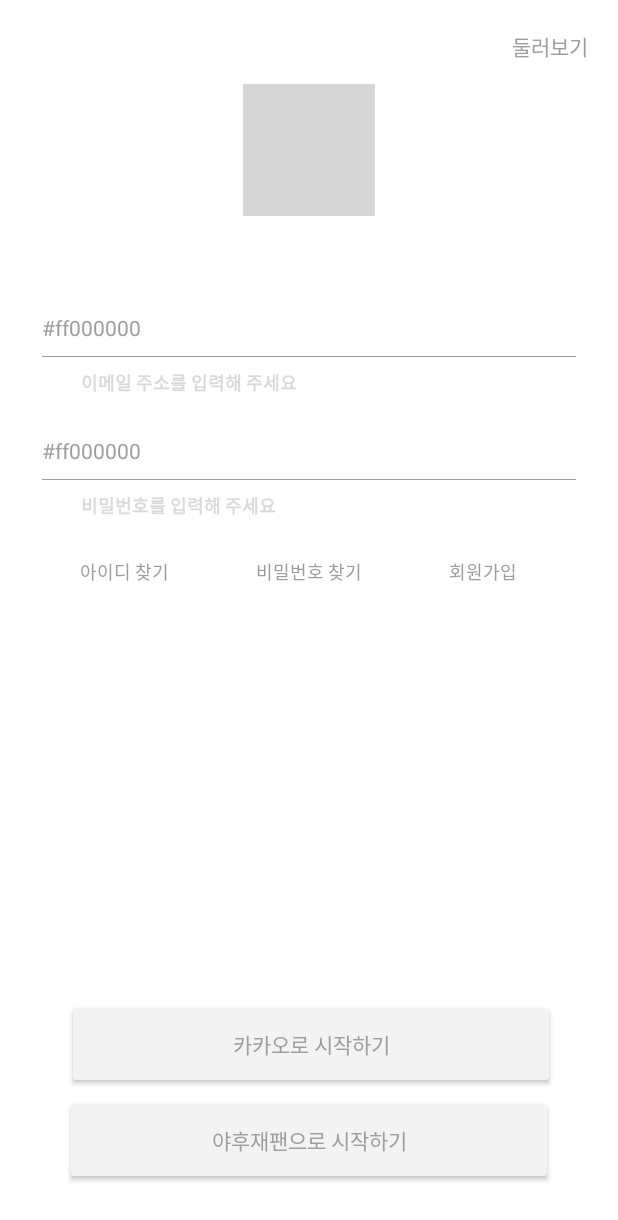
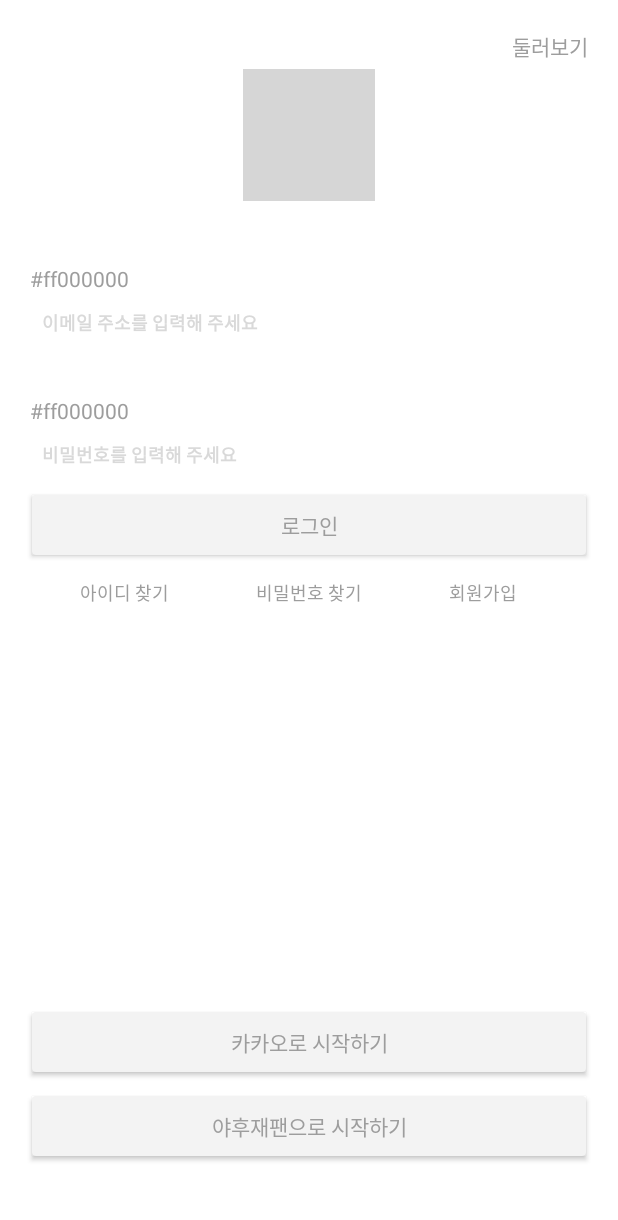
Before and after one commit to Ojongseok/FIKA_Project, an Android app: the screen it shows after launch (LoginActivity), on a phone screen of 412 x 824 dp. Shown: the top 1220 px of the screen. Run offline under Robolectric (Android 15) with nearby library versions, the phone set to English and light mode, and no system bars; grey boxes are pictures that could not be loaded.

Commit message:
8.1 login 수정

```diff
--- a/app/src/main/res/layout/activity_login.xml
+++ b/app/src/main/res/layout/activity_login.xml
@@ -20,7 +20,7 @@
         android:id="@+id/login_logo_iv"
         android:layout_width="88dp"
         android:layout_height="88dp"
-        android:layout_marginTop="56dp"
+        android:layout_marginTop="46dp"
         android:src="@drawable/sample_image"
         app:layout_constraintEnd_toEndOf="parent"
         app:layout_constraintStart_toStartOf="parent"
@@ -30,10 +30,10 @@
     <EditText
         android:id="@+id/login_email_et"
         android:layout_width="0dp"
-        android:layout_height="wrap_content"
-        android:layout_marginTop="64dp"
-        android:layout_marginStart="28dp"
-        android:layout_marginEnd="28dp"
+        android:layout_height="40dp"
+        android:layout_marginTop="32dp"
+        android:layout_marginStart="20dp"
+        android:layout_marginEnd="20dp"
         android:background="@null"
         android:hint="@string/login_email_hint"
         android:textColorHint="@color/login_text"
@@ -43,57 +43,32 @@
         app:layout_constraintEnd_toEndOf="parent"
         app:layout_constraintTop_toBottomOf="@+id/login_logo_iv" />
 
-    <View
-        android:id="@+id/login_email_underscore_view"
-        android:layout_width="0dp"
-        android:layout_height="1px"
-        android:layout_marginTop="8dp"
-        android:background="@color/login_text"
-        app:layout_constraintEnd_toEndOf="@+id/login_email_et"
-        app:layout_constraintStart_toStartOf="@+id/login_email_et"
-        app:layout_constraintTop_toBottomOf="@+id/login_email_et" />
-
     <TextView
         android:id="@+id/login_email_warning_tv"
-        android:layout_width="304dp"
-        android:layout_height="18dp"
+        android:layout_width="0dp"
+        android:layout_height="wrap_content"
         android:text="이메일 주소를 입력해 주세요"
         android:textColor="@color/login_hint"
         android:textSize="12sp"
         android:textStyle="bold"
-        android:layout_marginTop="8dp"
-        android:layout_marginStart="28dp"
-        android:layout_marginEnd="28dp"
-        app:layout_constraintStart_toStartOf="parent"
-        app:layout_constraintEnd_toEndOf="parent"
-        app:layout_constraintTop_toBottomOf="@+id/login_email_underscore_view"/>
+        android:layout_marginStart="8dp"
+        app:layout_constraintStart_toStartOf="@+id/login_email_et"
+        app:layout_constraintTop_toBottomOf="@+id/login_email_et"/>
 
     <EditText
         android:id="@+id/login_ps_et"
         android:layout_width="0dp"
-        android:layout_height="wrap_content"
-        android:layout_marginTop="26dp"
-        android:layout_marginStart="28dp"
-        android:layout_marginEnd="28dp"
+        android:layout_height="40dp"
+        android:layout_marginTop="30dp"
         android:background="@null"
         android:hint="@string/login_ps_hint"
         android:textColorHint="@color/login_text"
         android:textColor="@color/login_text"
         android:textSize="14sp"
-        app:layout_constraintStart_toStartOf="parent"
-        app:layout_constraintEnd_toEndOf="parent"
+        app:layout_constraintStart_toStartOf="@+id/login_email_et"
+        app:layout_constraintEnd_toEndOf="@id/login_email_et"
         app:layout_constraintTop_toBottomOf="@+id/login_email_warning_tv"
         android:autofillHints="@null"/>
-
-    <View
-        android:id="@+id/login_ps_underscore_view"
-        android:layout_width="0dp"
-        android:layout_height="1px"
-        android:layout_marginTop="8dp"
-        android:background="@color/login_text"
-        app:layout_constraintEnd_toEndOf="@+id/login_ps_et"
-        app:layout_constraintStart_toStartOf="@+id/login_ps_et"
-        app:layout_constraintTop_toBottomOf="@+id/login_ps_et" />
 
     <TextView
         android:id="@+id/login_ps_warning_tv"
@@ -103,12 +78,36 @@
         android:textColor="@color/login_hint"
         android:textSize="12sp"
         android:textStyle="bold"
-        android:layout_marginTop="8dp"
-        android:layout_marginStart="28dp"
-        android:layout_marginEnd="28dp"
+        android:layout_marginStart="8dp"
+        app:layout_constraintStart_toStartOf="@+id/login_email_et"
+        app:layout_constraintTop_toBottomOf="@+id/login_ps_et"/>
+
+    <androidx.appcompat.widget.AppCompatButton
+        android:id="@+id/login_btn"
+        android:layout_width="0dp"
+        android:layout_height="40dp"
+        android:layout_marginBottom="104dp"
+        android:background="@drawable/login_btn"
+        android:text="로그인"
+        android:textColor="@color/login_text"
+        android:layout_marginTop="36dp"
+        android:layout_marginStart="21dp"
+        android:layout_marginEnd="21dp"
+        app:layout_constraintTop_toBottomOf="@id/login_ps_et"
+        app:layout_constraintEnd_toEndOf="parent"
+        app:layout_constraintStart_toStartOf="parent" />
+
+    <TextView
+        android:id="@+id/login_find_ps_tv"
+        android:layout_width="wrap_content"
+        android:layout_height="wrap_content"
+        android:text="비밀번호 찾기"
+        android:textColor="@color/login_text"
+        android:textSize="12sp"
         app:layout_constraintStart_toStartOf="parent"
         app:layout_constraintEnd_toEndOf="parent"
-        app:layout_constraintTop_toBottomOf="@+id/login_ps_underscore_view"/>
+        app:layout_constraintTop_toTopOf="@id/login_find_id_tv"
+        app:layout_constraintBottom_toBottomOf="@id/login_find_id_tv"/>
 
     <TextView
         android:id="@+id/login_find_id_tv"
@@ -117,23 +116,10 @@
         android:text="아이디 찾기"
         android:textColor="@color/login_text"
         android:textSize="12sp"
-        android:layout_marginTop="372dp"
+        android:layout_marginTop="16dp"
         android:layout_marginEnd="58dp"
         app:layout_constraintEnd_toStartOf="@id/login_find_ps_tv"
-        app:layout_constraintTop_toTopOf="parent"/>
-
-
-    <TextView
-        android:id="@+id/login_find_ps_tv"
-        android:layout_width="wrap_content"
-        android:layout_height="wrap_content"
-        android:text="비밀번호 찾기"
-        android:textColor="@color/login_text"
-        android:textSize="12sp"
-        android:layout_marginTop="372dp"
-        app:layout_constraintStart_toStartOf="parent"
-        app:layout_constraintEnd_toEndOf="parent"
-        app:layout_constraintTop_toTopOf="parent"/>
+        app:layout_constraintTop_toBottomOf="@id/login_btn"/>
 
     <TextView
         android:id="@+id/login_sign_up_tv"
@@ -142,36 +128,35 @@
         android:text="회원가입"
         android:textColor="@color/login_text"
         android:textSize="12sp"
-        android:layout_marginTop="372dp"
         android:layout_marginStart="58dp"
         app:layout_constraintStart_toEndOf="@id/login_find_ps_tv"
-        app:layout_constraintTop_toTopOf="parent"/>
+        app:layout_constraintTop_toTopOf="@id/login_find_id_tv"
+        app:layout_constraintBottom_toBottomOf="@id/login_find_id_tv"/>
 
     <androidx.appcompat.widget.AppCompatButton
         android:id="@+id/login_kakao_btn"
-        android:layout_width="317dp"
-        android:layout_height="48dp"
-        android:layout_marginBottom="104dp"
+        android:layout_width="0dp"
+        android:layout_height="40dp"
+        android:layout_marginBottom="109dp"
         android:background="@drawable/login_btn"
         android:text="카카오로 시작하기"
         android:textColor="@color/login_text"
-        app:layout_constraintBottom_toBottomOf="parent"
-        app:layout_constraintEnd_toEndOf="parent"
-        app:layout_constraintHorizontal_bias="0.511"
-        app:layout_constraintStart_toStartOf="parent" />
+        app:layout_constraintStart_toStartOf="@id/login_btn"
+        app:layout_constraintEnd_toEndOf="@id/login_btn"
+        app:layout_constraintBottom_toBottomOf="parent" />
+
 
     <androidx.appcompat.widget.AppCompatButton
         android:id="@+id/login_yahoo_btn"
-        android:layout_width="317dp"
-        android:layout_height="48dp"
+        android:layout_width="0dp"
+        android:layout_height="40dp"
         android:text="야후재팬으로 시작하기"
         android:textColor="@color/login_text"
-        android:layout_marginTop="16dp"
+        android:layout_marginBottom="53dp"
         android:background="@drawable/login_btn"
-        app:layout_constraintStart_toStartOf="parent"
-        app:layout_constraintEnd_toEndOf="parent"
-        app:layout_constraintTop_toBottomOf="@id/login_kakao_btn"
-        />
+        app:layout_constraintStart_toStartOf="@id/login_btn"
+        app:layout_constraintEnd_toEndOf="@id/login_btn"
+        app:layout_constraintBottom_toBottomOf="parent" />
 
 
     <ProgressBar
@@ -186,6 +171,4 @@
         app:layout_constraintStart_toStartOf="parent"
         app:layout_constraintTop_toTopOf="parent" />
 
-
-
 </androidx.constraintlayout.widget.ConstraintLayout>
```
